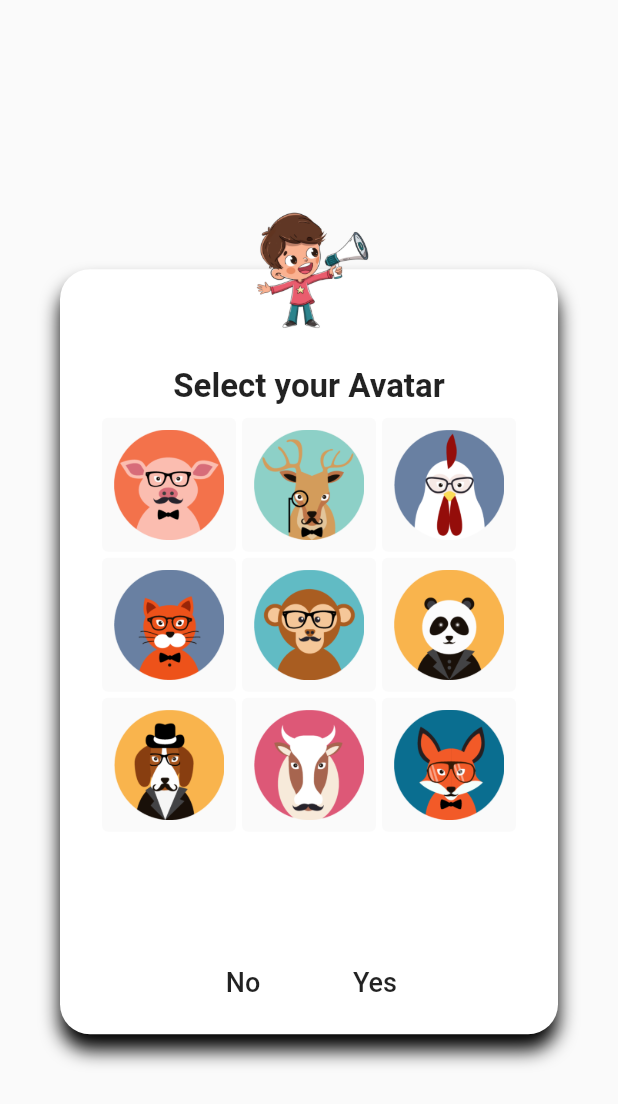
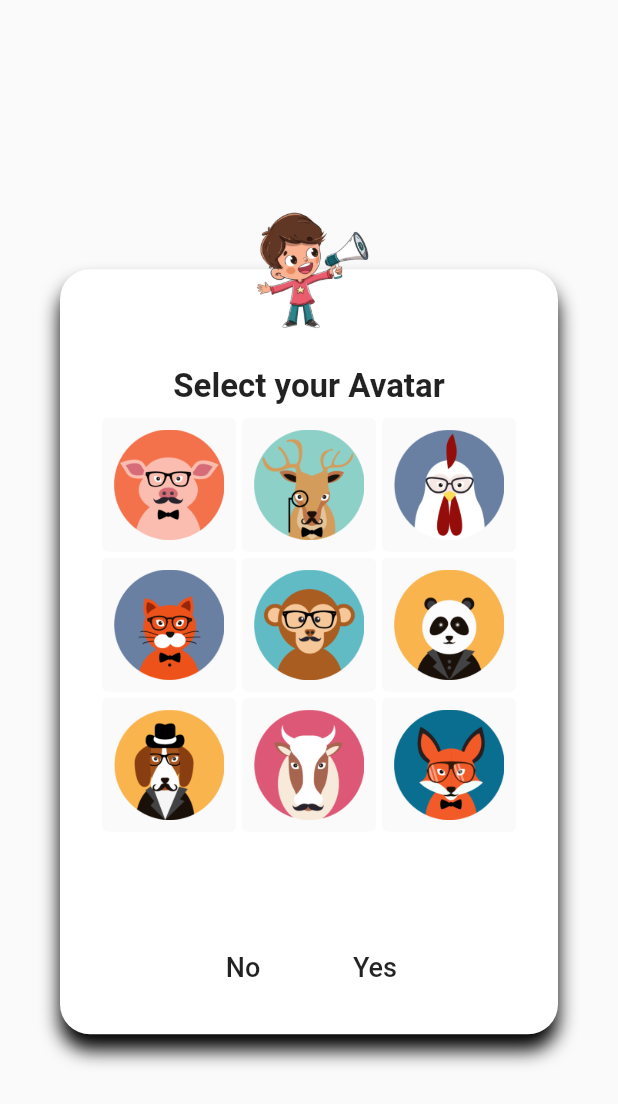
Before and after one commit to Nauta64/MOW, a Flutter app: the CustomDialogSelectAvatar widget shown alone on an empty page, opened directly, on a phone screen of 412 x 824 dp. Shown: the top 1104 px of the screen. Run offline on Flutter 3.47's test engine with Material 2 defaults, Android fonts, the phone set to English and light mode, and no system bars; our stand-ins replace flutter_rating_bar, flutter_tts, image_picker, page_transition, share_plus, shared_preferences; missing offline and left inert: flutter_animator, simple_timer; accounts and stored records are empty; network calls fail; project files that could hold a hidden picture were left out.

Commit message:
prueba avatares2

```diff
--- a/lib/dialog_selectAvatar.dart
+++ b/lib/dialog_selectAvatar.dart
@@ -120,10 +120,10 @@ class _CustomDialogBoxState extends State<CustomDialogSelectAvatar> {
                  }).toList(),
                ),
              ),
-            Padding(padding: EdgeInsets.only(top:10)),
               Row(
                 mainAxisAlignment: MainAxisAlignment.center,
                 children: [
+                  Padding(padding: EdgeInsets.only(top:10,bottom: 0)),
                   Align(
                     alignment: Alignment.bottomRight,
                     child: FlatButton(
```
